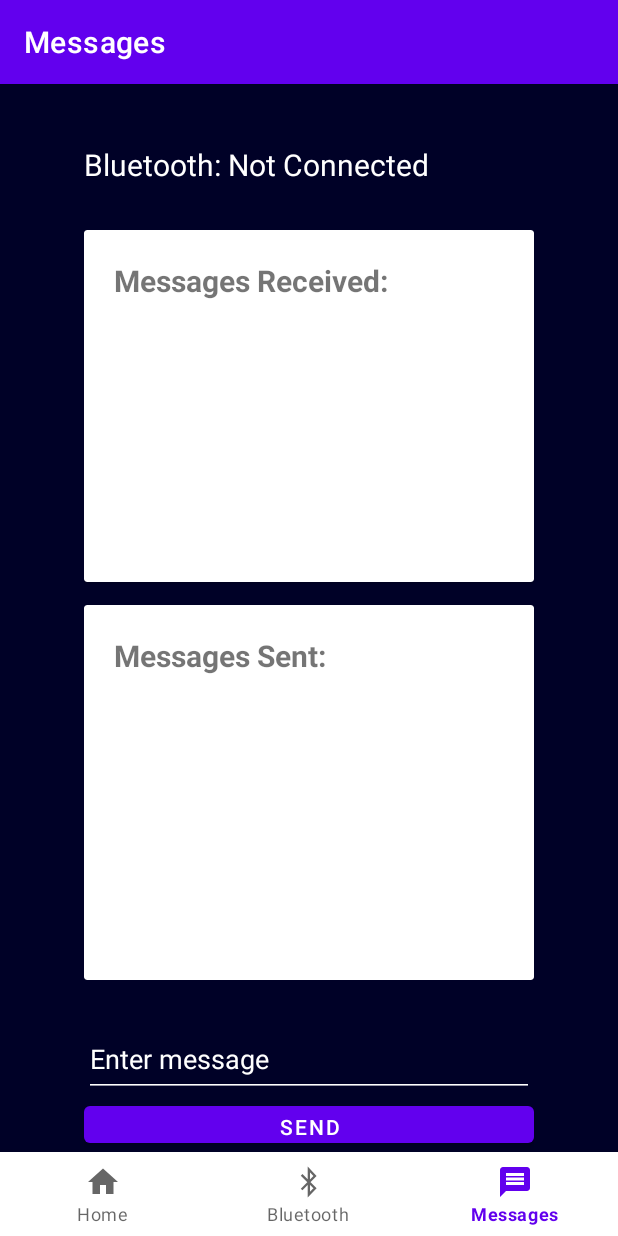
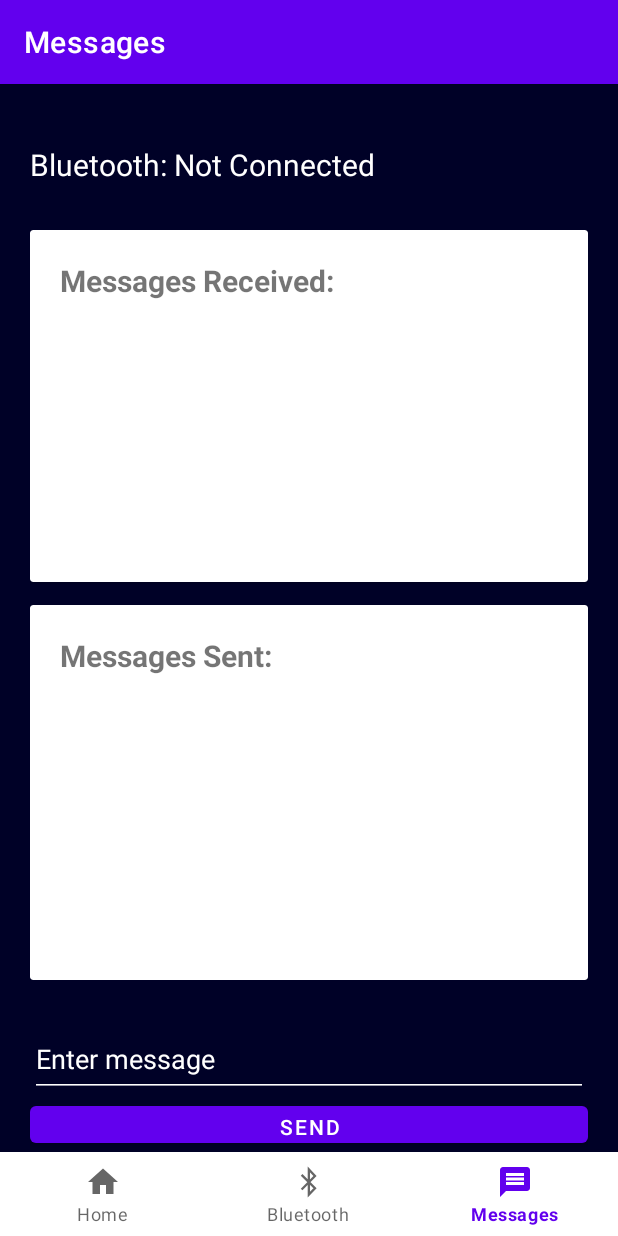
Before and after one commit to dhairyarungta/mdp-death, an Android app: the MessagesFragment screen opened through its navigation route, on a phone screen of 412 x 824 dp. Run offline under Robolectric (Android 15) with nearby library versions, the phone set to English and light mode, and no system bars; our stand-ins replace navigation-ui.

Commit message:
C8 fixed

```diff
--- a/Android/app/src/main/java/com/example/mdp_android/controllers/BluetoothController.java
+++ b/Android/app/src/main/java/com/example/mdp_android/controllers/BluetoothController.java
@@ -307,12 +307,12 @@ public class BluetoothController {
             Log.d(TAG, "BEGIN mAcceptThread" + this);
             BluetoothSocket socket = null;
             // Keep listening until exception occurs or a socket is returned.
-            while (mState != StateConstants.STATE_CONNECTED) {
+//            while (mState != StateConstants.STATE_CONNECTED) {
                 try {
                     socket = mmServerSocket.accept();
                 } catch (IOException e) {
                     Log.e(TAG, "Socket's accept() method failed", e);
-                    break;
+//                    break;
                 }
 
                 if (socket != null) {
@@ -340,7 +340,7 @@ public class BluetoothController {
                         }
                     }
                 }
-            }
+//            }
             Log.i(TAG, "END mAcceptThread");
         }
 
--- a/Android/app/src/main/java/com/example/mdp_android/ui/grid/Map.java
+++ b/Android/app/src/main/java/com/example/mdp_android/ui/grid/Map.java
@@ -345,7 +345,7 @@ public class Map extends View {
                 int obsID = obstacleCoor.get(i).getObsID();
                 String direction = obstacleCoor.get(i).getDirection();
                 rect = new RectF(col * cellSize, row * cellSize, (col + 1) * cellSize, (row + 1) * cellSize);
-                canvas.drawRect(rect, cells[col][row].paint);
+                canvas.drawRect(rect, obstaclePaint);
                 canvas.drawText(obsID + "", col * cellSize + cellSize/2.5f, row * cellSize + cellSize/1.5f, whitePaint);
                 // draw direction
                 drawDirection(canvas, col, row, direction);
--- a/Android/app/src/main/res/layout/fragment_messages.xml
+++ b/Android/app/src/main/res/layout/fragment_messages.xml
@@ -13,8 +13,8 @@
         android:paddingTop="40dp"
         android:layout_marginBottom="?attr/actionBarSize"
 
-        android:paddingLeft="?attr/actionBarSize"
-        android:paddingRight="?attr/actionBarSize"
+        android:paddingLeft="20dp"
+        android:paddingRight="20dp"
         android:orientation="vertical">
 
         <TextView
```
Also changed, not shown: Android/app/src/main/java/com/example/mdp_android/ui/messages/MessagesFragment.java (+1 -13 lines).
